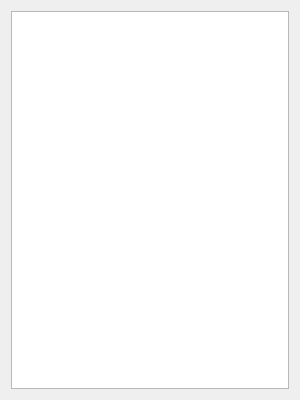
Qt form src/client/gui/userlistwindow.ui (TaehyunJeon0203/lanssenger) before a commit.
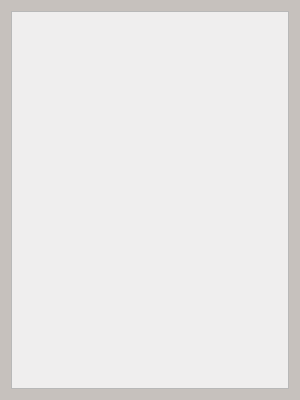
The same form after that commit.

What changed in the file:
```diff
--- a/src/client/gui/userlistwindow.ui
+++ b/src/client/gui/userlistwindow.ui
@@ -13,9 +13,19 @@
   <property name="windowTitle">
    <string>유저목록</string>
   </property>
+  <property name="styleSheet">
+   <string notr="true">background-color: #C6C1BD</string>
+  </property>
   <layout class="QVBoxLayout" name="mainLayout">
    <item>
-    <widget class="QListWidget" name="userListWidget"/>
+    <widget class="QListWidget" name="userListWidget">
+     <property name="styleSheet">
+      <string notr="true">background-color:#EFEEEE
+
+
+</string>
+     </property>
+    </widget>
    </item>
   </layout>
  </widget>
```
